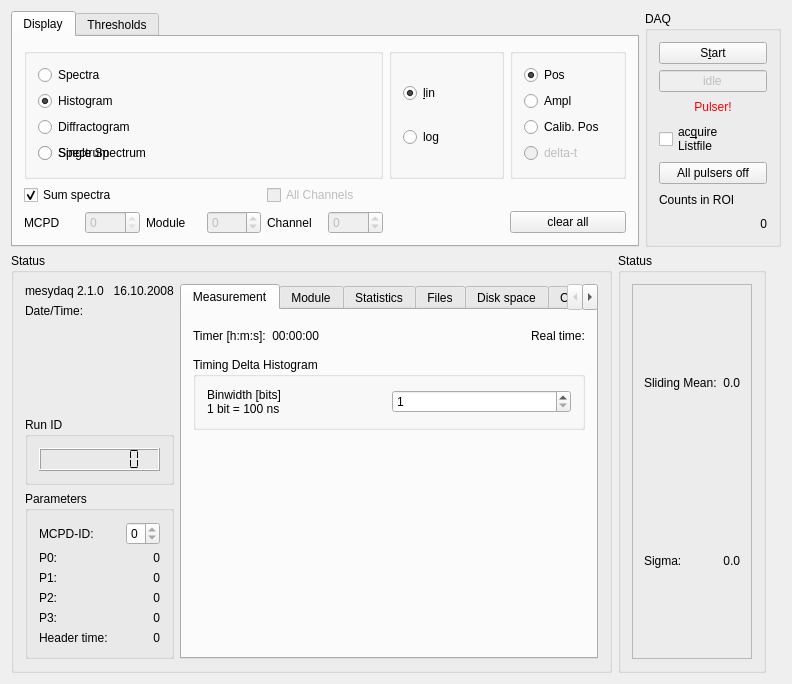
Above: qmesydaq/mainwidget.ui from flueke/qmesydaq before the change. Below: the same form after it.
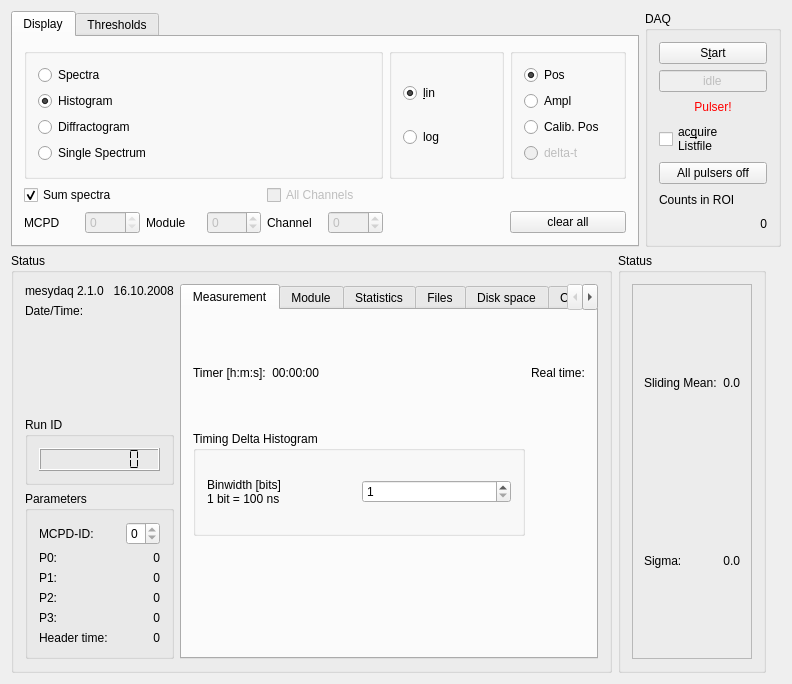
That is the form after the change. Custom widgets are drawn as their Qt base class.

Commit message:
Remove size and window handling from the Plot widget.
The size and window handling of the plot widget is removed. The
widget which uses the Plot widget is responsible for this.

What changed in the file:
```diff
--- a/qmesydaq/mainwidget.ui
+++ b/qmesydaq/mainwidget.ui
@@ -124,23 +124,7 @@
                <bool>true</bool>
               </property>
               <attribute name="buttonGroup">
-               <string notr="true">displayModeButtonGroup</string>
-              </attribute>
-             </widget>
-            </item>
-            <item row="3" column="0">
-             <widget class="QRadioButton" name="dispMstdSpectrum">
-              <property name="text">
-               <string>Spectrum</string>
-              </property>
-              <property name="shortcut">
-               <string/>
-              </property>
-              <property name="checked">
-               <bool>false</bool>
-              </property>
-              <attribute name="buttonGroup">
-               <string notr="true">displayModeButtonGroup</string>
+               <string>displayModeButtonGroup</string>
               </attribute>
              </widget>
             </item>
@@ -733,7 +717,7 @@
             <string>Measurement</string>
            </attribute>
            <layout class="QGridLayout" name="gridLayout_7">
-            <item row="0" column="0" colspan="2">
+            <item row="0" column="0">
              <widget class="QLabel" name="textLabel1_2_3_2_3">
               <property name="text">
                <string>Timer [h:m:s]:</string>
@@ -743,7 +727,7 @@
               </property>
              </widget>
             </item>
-            <item row="0" column="2">
+            <item row="0" column="1">
              <widget class="QLabel" name="mTimeText">
               <property name="text">
                <string>00:00:00</string>
@@ -756,7 +740,7 @@
               </property>
              </widget>
             </item>
-            <item row="0" column="3">
+            <item row="0" column="2">
              <spacer name="horizontalSpacer">
               <property name="orientation">
                <enum>Qt::Horizontal</enum>
@@ -769,7 +753,14 @@
               </property>
              </spacer>
             </item>
-            <item row="1" column="0" colspan="5">
+            <item row="0" column="3">
+             <widget class="QLabel" name="realTimeLabel">
+              <property name="text">
+               <string>Real time:</string>
+              </property>
+             </widget>
+            </item>
+            <item row="1" column="0" colspan="3">
              <widget class="QGroupBox" name="groupBox20">
               <property name="title">
                <string>Timing Delta Histogram</string>
@@ -800,53 +791,50 @@
              </widget>
             </item>
             <item row="2" column="0">
+             <layout class="QVBoxLayout" name="verticalLayout_5">
+              <item>
              <widget class="DoublePresetWidget" name="timerPreset" native="true">
               <property name="label" stdset="0">
                <string>Timer [s]:</string>
               </property>
              </widget>
             </item>
-            <item row="3" column="0">
+              <item>
              <widget class="PresetWidget" name="eventsPreset" native="true">
               <property name="label" stdset="0">
                <string>Events</string>
               </property>
              </widget>
             </item>
-            <item row="4" column="0">
+              <item>
              <widget class="PresetWidget" name="monitor1Preset" native="true">
               <property name="label" stdset="0">
                <string>Monitor 1</string>
               </property>
              </widget>
             </item>
-            <item row="5" column="0">
+              <item>
              <widget class="PresetWidget" name="monitor2Preset" native="true">
               <property name="label" stdset="0">
                <string>Monitor 2</string>
               </property>
              </widget>
             </item>
-            <item row="6" column="0">
+              <item>
              <widget class="PresetWidget" name="monitor3Preset" native="true">
               <property name="label" stdset="0">
                <string>Monitor 3</string>
               </property>
              </widget>
             </item>
-            <item row="7" column="0">
+              <item>
              <widget class="PresetWidget" name="monitor4Preset" native="true">
               <property name="label" stdset="0">
                <string>Monitor 4</string>
               </property>
              </widget>
             </item>
-            <item row="0" column="4">
-             <widget class="QLabel" name="realTimeLabel">
-              <property name="text">
-               <string>Real time:</string>
-              </property>
-             </widget>
+             </layout>
             </item>
            </layout>
           </widget>
```
Left out of the diff: 4 changed lines with no effect on the pictures. Lines whose indentation alone changed are shown as unchanged. The commit also changes 5 other files.
